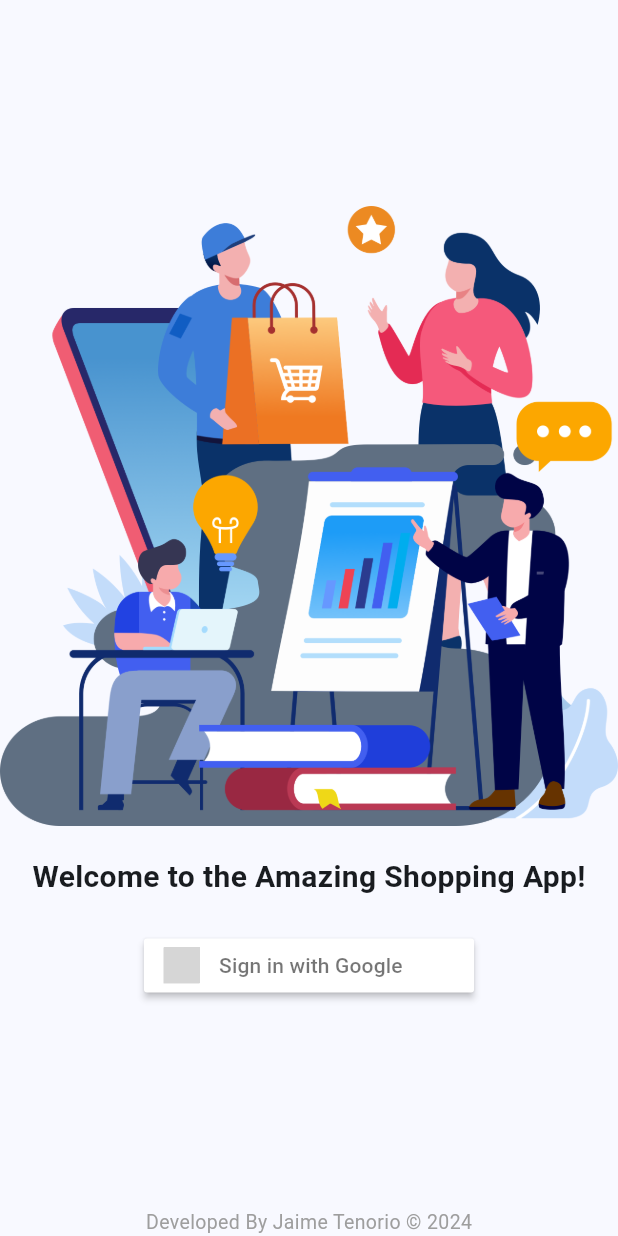
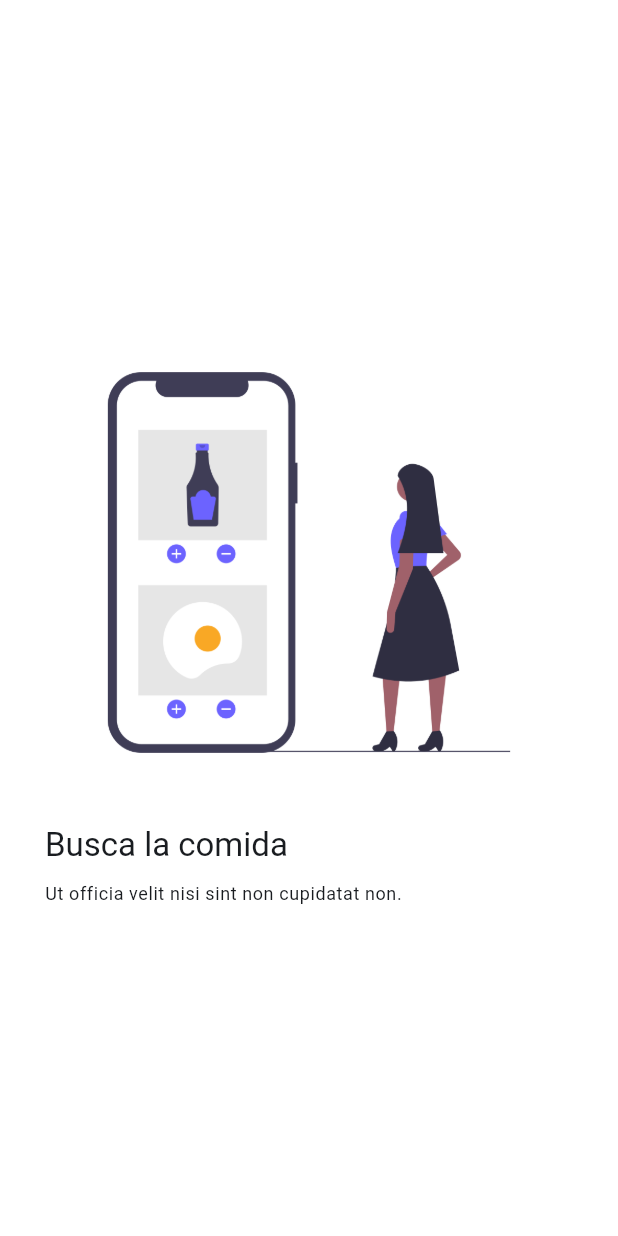
Before and after one commit to Sebastian298/amazing_shopping, a Flutter app: the screen it shows after launch, on a phone screen of 412 x 824 dp. Run offline on Flutter 3.47's test engine with Material 3 defaults, Android fonts, the phone set to English and light mode, and no system bars; drawn by our look-alikes of sign_in_button; our stand-ins replace animate_do, firebase_auth, firebase_core, flutter_riverpod, go_router; accounts and stored records are empty; grey boxes are pictures that could not be loaded.

Commit message:
Add SplashScreen and update routing

```diff
--- a/lib/config/router/app_router.dart
+++ b/lib/config/router/app_router.dart
@@ -16,6 +16,13 @@ final routerProvider = Provider<GoRouter>((ref) {
     routes: [
       GoRoute(
         path: '/',
+        name: SplashScreen.name,
+        builder: (context, state) {
+          return const SplashScreen();
+        },
+      ),
+      GoRoute(
+        path: '/${HomeScreen.name}',
         name: HomeScreen.name,
         builder: (context, state) {
           return const HomeScreen();
@@ -32,14 +39,12 @@ final routerProvider = Provider<GoRouter>((ref) {
     redirect: (context, state) {
       final isAuthenticated = authState;
 
-      if (state.fullPath == '/${LogInScreen.name}' && isAuthenticated != null) {
-        return '/';
-      }
-
-      if (state.fullPath != '/${LogInScreen.name}' && isAuthenticated == null) {
+      if (state.fullPath == '/${HomeScreen.name}' && isAuthenticated == null) {
+        // Redirige a la pantalla de inicio de sesión si el usuario no está autenticado
         return '/${LogInScreen.name}';
       }
 
+      // De lo contrario, permite el acceso a la ruta solicitada
       return null;
     },
   );
--- a/lib/presentation/screens/screens.dart
+++ b/lib/presentation/screens/screens.dart
@@ -1,2 +1,3 @@
 export 'home/home_screen.dart';
 export 'logIn/log_in_screen.dart';
+export 'shared/splash_screen.dart';
--- /dev/null
+++ b/lib/presentation/screens/shared/splash_screen.dart
@@ -0,0 +1,145 @@
+import 'package:amazing_shopping/presentation/screens/logIn/log_in_screen.dart';
+import 'package:flutter/material.dart';
+import 'package:go_router/go_router.dart';
+import 'package:animate_do/animate_do.dart';
+
+class SlideInfo {
+  final String title;
+  final String caption;
+  final String imageUrl;
+
+  const SlideInfo(
+    this.title,
+    this.caption,
+    this.imageUrl,
+  );
+}
+
+final slices = <SlideInfo>[
+  const SlideInfo(
+    'Busca la comida',
+    'Ut officia velit nisi sint non cupidatat non.',
+    'assets/images/1.png',
+  ),
+  const SlideInfo(
+    'Entrega la comida',
+    'Et reprehenderit ipsum excepteur ea nisi consequat est labore.',
+    'assets/images/2.png',
+  ),
+  const SlideInfo(
+    'Disfruta la comida',
+    'Laborum amet elit occaecat proident in eiusmod elit do aliqua id Lorem nostrud aliqua labore.',
+    'assets/images/3.png',
+  ),
+];
+
+class SplashScreen extends StatefulWidget {
+  static const String name = 'splash';
+  const SplashScreen({super.key});
+
+  @override
+  State<SplashScreen> createState() => _SplashScreenState();
+}
+
+class _SplashScreenState extends State<SplashScreen> {
+  final PageController pageViewController = PageController();
+  bool endReached = false;
+
+  @override
+  void initState() {
+    super.initState();
+    pageViewController.addListener(() {
+      final page = pageViewController.page ?? 0;
+      if (!endReached && page >= slices.length - 1.5) {
+        setState(() {
+          endReached = true;
+        });
+      }
+    });
+  }
+
+  @override
+  void dispose() {
+    pageViewController.dispose();
+    super.dispose();
+  }
+
+  @override
+  Widget build(BuildContext context) {
+    return Scaffold(
+      backgroundColor: Colors.white,
+      body: Stack(
+        children: [
+          PageView(
+            controller: pageViewController,
+            physics: const BouncingScrollPhysics(),
+            children: slices
+                .map(
+                  (e) => _Slide(
+                    title: e.title,
+                    caption: e.caption,
+                    imageUrl: e.imageUrl,
+                  ),
+                )
+                .toList(),
+          ),
+          endReached
+              ? Positioned(
+                  bottom: 30,
+                  right: 30,
+                  child: FadeInRight(
+                    from: 15,
+                    delay: const Duration(seconds: 1),
+                    child: FilledButton(
+                      onPressed: () {
+                        context.goNamed(LogInScreen.name);
+                      },
+                      child: const Text('Lets LogIn'),
+                    ),
+                  ),
+                )
+              : const SizedBox(),
+        ],
+      ),
+    );
+  }
+}
+
+class _Slide extends StatelessWidget {
+  final String title;
+  final String caption;
+  final String imageUrl;
+  const _Slide({
+    required this.title,
+    required this.caption,
+    required this.imageUrl,
+  });
+
+  @override
+  Widget build(BuildContext context) {
+    final titleStyle = Theme.of(context).textTheme.titleLarge;
+    final captionStyle = Theme.of(context).textTheme.bodySmall;
+    return Padding(
+      padding: const EdgeInsets.symmetric(horizontal: 30),
+      child: Column(
+        mainAxisAlignment: MainAxisAlignment.center,
+        crossAxisAlignment: CrossAxisAlignment.start,
+        children: [
+          Image(
+            image: AssetImage(imageUrl),
+          ),
+          const SizedBox(height: 20),
+          Text(
+            title,
+            style: titleStyle,
+          ),
+          const SizedBox(height: 10),
+          Text(
+            caption,
+            style: captionStyle,
+          ),
+        ],
+      ),
+    );
+  }
+}
--- a/pubspec.yaml
+++ b/pubspec.yaml
@@ -7,6 +7,7 @@ environment:
   sdk: ">=3.3.0 <4.0.0"
 
 dependencies:
+  animate_do: ^3.3.4
   firebase_auth: ^4.17.7
   firebase_core: ^2.26.0
   flutter:
```
Also changed, not shown: assets/images/1.png (added), assets/images/2.png (added), assets/images/3.png (added), pubspec.lock.
